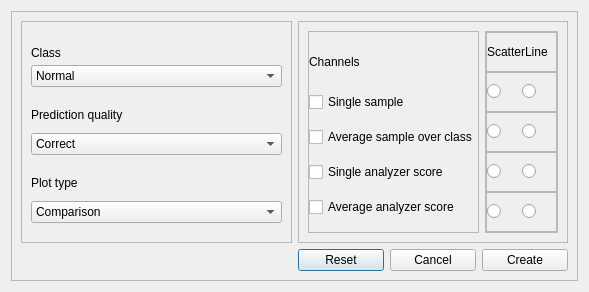
Above: utils/create_new_figure_dialog_UI.ui from DominikaDarabos/pre-trained-NN-analysis before the change. Below: the same form after it.
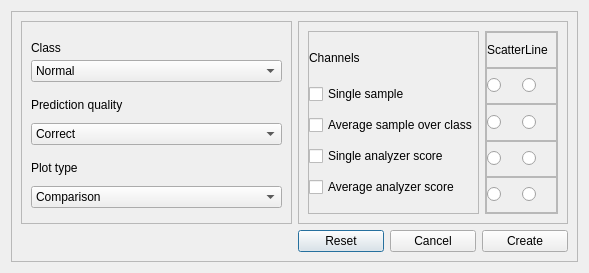
That is the form after the change.

```diff
--- a/utils/create_new_figure_dialog_UI.ui
+++ b/utils/create_new_figure_dialog_UI.ui
@@ -7,7 +7,7 @@
     <x>0</x>
     <y>0</y>
     <width>589</width>
-    <height>292</height>
+    <height>273</height>
    </rect>
   </property>
   <property name="windowTitle">
```
Left out of the diff: 648 changed lines with no effect on the pictures.
